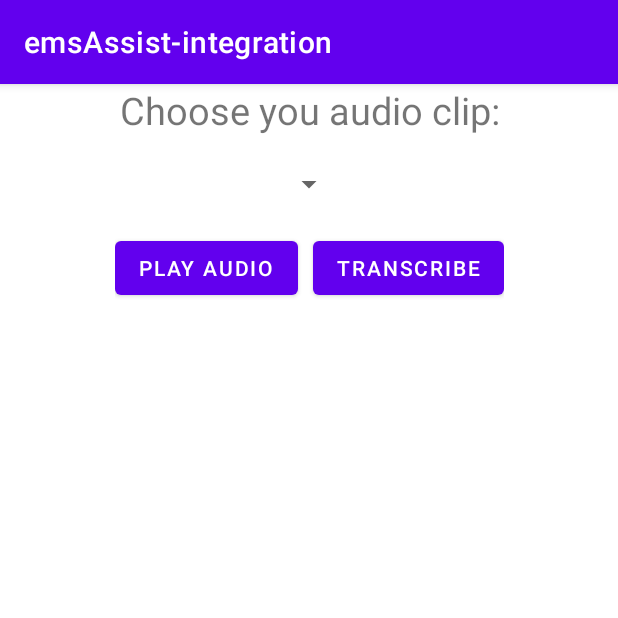
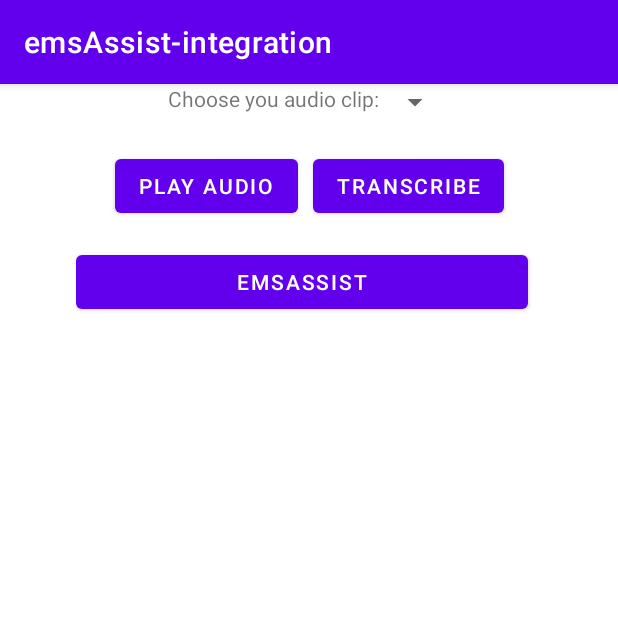
Before and after one commit to liuyibox/EMSAssist-android, an Android app: the screen it shows after launch (AsrActivity), on a phone screen of 412 x 824 dp, the top half of it. Run offline under Robolectric (Android 15) with nearby library versions, the phone set to English and light mode, and no system bars; libraries missing offline, so code that uses them is left out: com.google.firebase.crashlytics, com.jlibrosa.audio; network calls fail; 2 statements that could not run were skipped.

Commit message:
add a button called EMSAssist

```diff
--- a/emsBert-int/android/app/src/main/AndroidManifest.xml
+++ b/emsBert-int/android/app/src/main/AndroidManifest.xml
@@ -20,6 +20,7 @@
 
   <uses-permission android:name="android.permission.WRITE_EXTERNAL_STORAGE" />
   <uses-permission android:name="android.permission.READ_EXTERNAL_STORAGE"/>
+  <uses-permission android:name="android.permission.RECORD_AUDIO"/>
 
   <application
       android:requestLegacyExternalStorage="true"
--- a/emsBert-int/android/app/src/main/java/org/tensorflow/lite/examples/emsassist/ml/ModelHelper.java
+++ b/emsBert-int/android/app/src/main/java/org/tensorflow/lite/examples/emsassist/ml/ModelHelper.java
@@ -39,7 +39,7 @@ public class ModelHelper {
   private static final String TAG = "ModelHelper";
   public static final String MODEL_PATH = "model.tflite";
 //  public static final String EMS_MODEL_PATH = "model.tflite";
-  public static final String EMS_MODEL_PATH = "FineTune_BertBase4_Fitted_Desc_batch1.tflite";
+  public static final String EMS_MODEL_PATH = "FineTune_MobileEnUncase1_Fitted_Desc_batch1.tflite";
   public static final String DIC_PATH = "vocab.txt";
   public static final String TEST_FILE_PATH = "test_0.txt";
   public static final String LABEL_FILE_PATH = "no-fitted_label_names.txt";
--- a/emsBert-int/android/app/src/main/java/org/tensorflow/lite/examples/emsassist/ui/AsrActivity.java
+++ b/emsBert-int/android/app/src/main/java/org/tensorflow/lite/examples/emsassist/ui/AsrActivity.java
@@ -103,7 +103,7 @@ public class AsrActivity extends AppCompatActivity implements AdapterView.OnItem
     private final static String TAG = "TfLiteASR";
     private final static int SAMPLE_RATE = 16000;
     private final static int DEFAULT_AUDIO_DURATION = -1;
-    private final static String TFLITE_FILE = "pretrained_librispeech_train_ss_test_concatenated_epoch50.tflite";
+    private final static String TFLITE_FILE = "emsConformer.tflite";
 //    private final static String TFLITE_FILE = "CONFORMER.tflite";
     private final static String predictionFileName = "fitted_label_names.txt";
 
--- a/emsBert-int/android/app/src/main/res/layout/activity_main.xml
+++ b/emsBert-int/android/app/src/main/res/layout/activity_main.xml
@@ -15,30 +15,42 @@
         android:orientation="vertical"
         app:layout_constraintEnd_toEndOf="parent"
         app:layout_constraintStart_toStartOf="parent"
-        tools:layout_editor_absoluteY="4dp"
-        tools:ignore="MissingConstraints">
+        tools:ignore="MissingConstraints"
+        tools:layout_editor_absoluteY="4dp">
+
+        <LinearLayout
+            android:layout_width="wrap_content"
+            android:layout_height="wrap_content"
+            android:orientation="horizontal">
 
             <TextView
                 android:id="@+id/prompt"
                 android:layout_width="wrap_content"
                 android:layout_height="wrap_content"
+                android:layout_marginBottom="20dp"
                 android:gravity="center"
-            android:layout_marginBottom="20dp"
                 android:text="Choose you audio clip:"
-            android:textSize="25dp"></TextView>
+                android:textSize="14sp"></TextView>
 
             <Spinner
                 android:id="@+id/audio_clip_spinner"
                 android:layout_width="wrap_content"
                 android:layout_height="wrap_content"
-            android:gravity="center"
-            android:layout_marginBottom="20dp" />
+                android:layout_marginBottom="20dp"
+                android:gravity="center" />
+
+        </LinearLayout>
 
         <LinearLayout
             android:layout_width="wrap_content"
             android:layout_height="wrap_content"
+            android:orientation="vertical">
+
+            <LinearLayout
+                android:layout_width="311dp"
+                android:layout_height="wrap_content"
+                android:layout_marginBottom="16dp"
                 android:gravity="center"
-            android:layout_marginBottom="16dp"
                 android:orientation="horizontal">
 
                 <Button
@@ -53,6 +65,16 @@
                     android:layout_width="wrap_content"
                     android:layout_height="wrap_content"
                     android:text="Transcribe" />
+
+            </LinearLayout>
+
+            <Button
+                android:id="@+id/playEMSAssist"
+                android:layout_width="match_parent"
+                android:layout_height="wrap_content"
+                android:layout_marginRight="10dp"
+                android:text="EMSAssist"
+                android:textAlignment="gravity" />
 
         </LinearLayout>
 
```
Also changed, not shown: 2 other files. Lines whose indentation alone changed are shown as unchanged.
